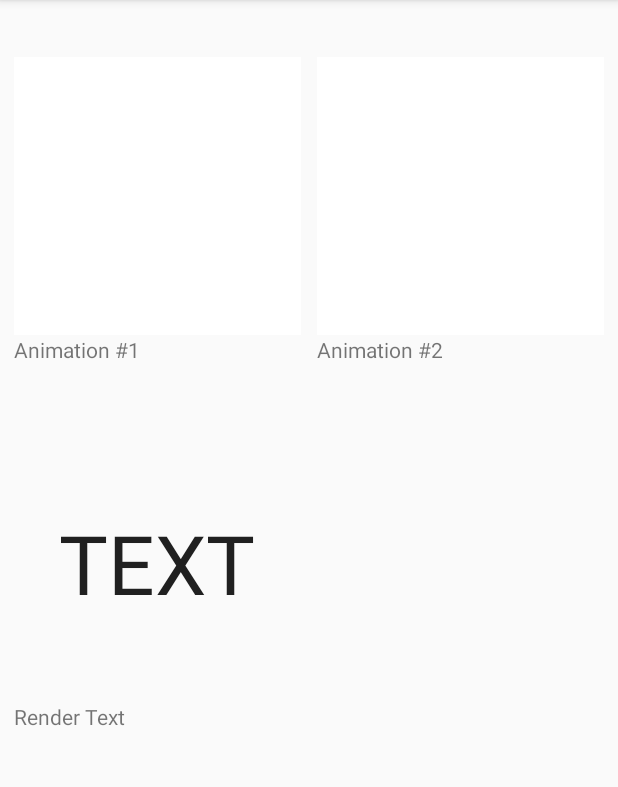
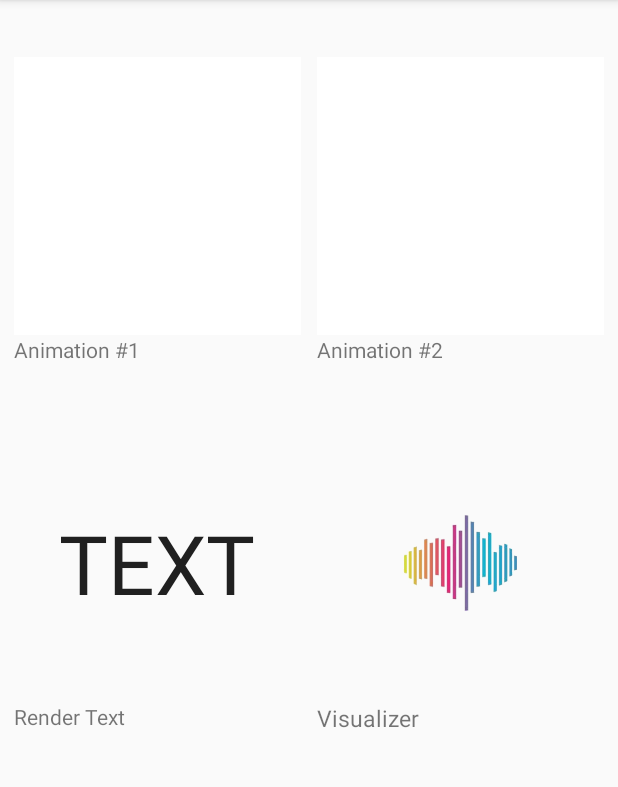
Before and after one commit to clifordjoshy/LeapRGB, an Android app: the AnimationActivity screen opened directly, with no data from a screen before it, on a phone screen of 412 x 824 dp, the part 84-871 px from its top. Run offline under Robolectric (Android 15) with nearby library versions, the phone set to English and light mode, and no system bars; plain views replace GifImageButton.

Commit message:
Added music visualizer and fixed some bugs.

```diff
--- a/src/main/java/com/example/leaprgb/LED.java
+++ b/src/main/java/com/example/leaprgb/LED.java
@@ -110,7 +110,6 @@ public abstract class LED {
     }
 
     public static void sendMessage(String msg){
-        Log.i("mylog "+msg.length(), msg);
         webSocketClient.send(msg);
     }
 
--- a/src/main/java/com/example/leaprgb/tetrisClasses/Tetris.java
+++ b/src/main/java/com/example/leaprgb/tetrisClasses/Tetris.java
@@ -150,7 +150,7 @@ public class Tetris extends AsyncTaskLoader<Integer> {
                         field.remove(c.y - 1);
                         field.addFirst(new boolean[FIELDWIDTH]);
 
-                        for(int r = c.y -1; r >0; --r)   //empty row at 0
+                        for(int r = c.y -1; r > 0; --r)   //empty row at 0
                             for(int s = 0; s < FIELDWIDTH; ++s)
                                 if(field.get(r)[s])
                                     LED.setlight(r+1, s+1+LOWERBOUND_WALL, colorPositioned);
--- a/src/main/res/layout/activity_animation.xml
+++ b/src/main/res/layout/activity_animation.xml
@@ -74,4 +74,29 @@
         app:layout_constraintEnd_toEndOf="@+id/animation1button"
         app:layout_constraintStart_toStartOf="@+id/animation1button"
         app:layout_constraintTop_toBottomOf="@+id/anitext1" />
+
+    <TextView
+        android:id="@+id/visualizertext"
+        android:layout_width="0dp"
+        android:layout_height="21dp"
+        android:text="Visualizer"
+        app:layout_constraintEnd_toEndOf="@+id/visualizerbutton"
+        app:layout_constraintHorizontal_bias="1.0"
+        app:autoSizeTextType="uniform"
+        app:layout_constraintStart_toStartOf="@+id/visualizerbutton"
+        app:layout_constraintTop_toBottomOf="@+id/renderbutton" />
+
+    <ImageView
+        android:id="@+id/visualizerbutton"
+        android:layout_width="0dp"
+        android:layout_height="185dp"
+        android:gravity="center"
+        android:onClick="onAnimationClick"
+        android:padding="30dp"
+        android:src="@drawable/music_bar_pic"
+        android:textColor="#202020"
+        app:autoSizeTextType="uniform"
+        app:layout_constraintEnd_toEndOf="@+id/animation2button"
+        app:layout_constraintStart_toStartOf="@+id/animation2button"
+        app:layout_constraintTop_toTopOf="@+id/renderbutton" />
 </androidx.constraintlayout.widget.ConstraintLayout>
```
Also changed, not shown: src/main/AndroidManifest.xml (+11 -7 lines), src/main/java/com/example/leaprgb/animationClasses/AnimationActivity.java (+7 -0 lines), src/main/java/com/example/leaprgb/animationClasses/VisualizerActivity.java (added, +102 -0 lines), src/main/res/layout/activity_visualizer.xml (added, +29 -0 lines), src/main/res/drawable/music_bar_pic.png (added), 1 other file.
